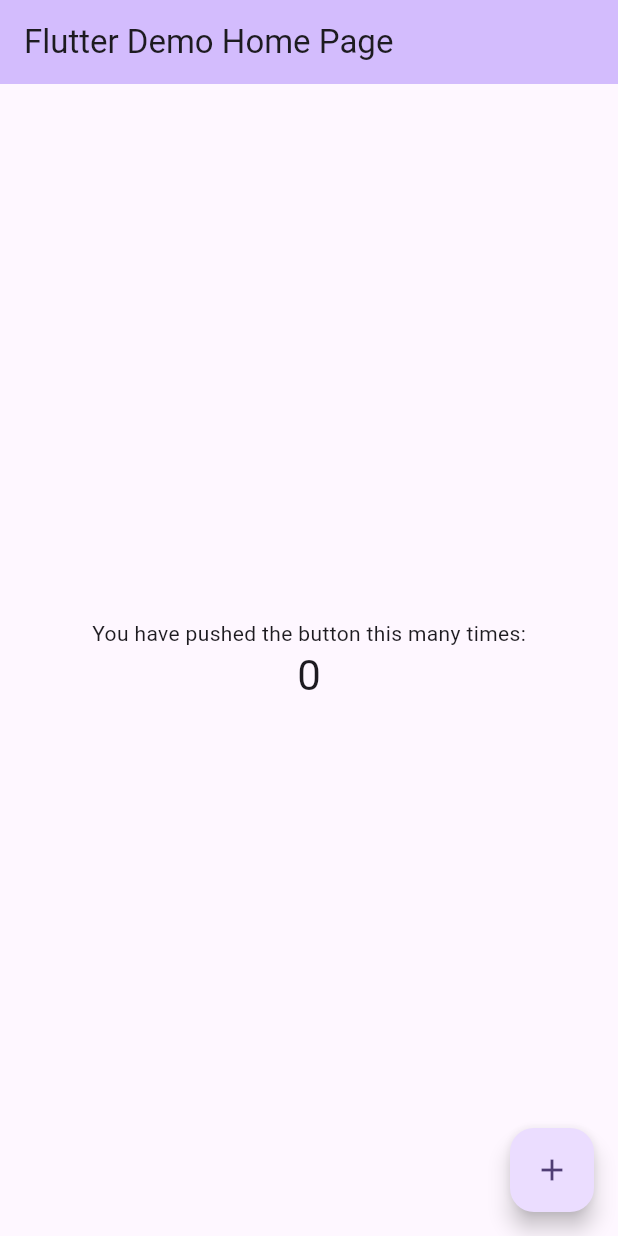
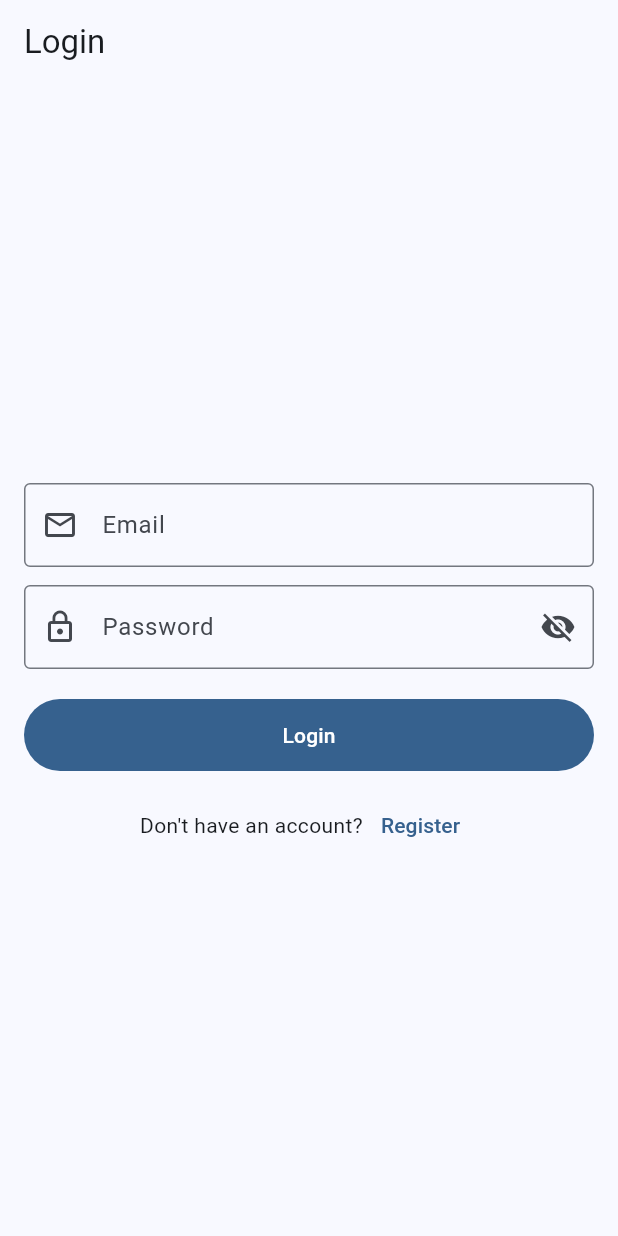
Before and after one commit to muhfaizrahman/final-project-flutter, a Flutter app: the screen it shows after launch, on a phone screen of 412 x 824 dp. Run offline on Flutter 3.47's test engine with Material 3 defaults, Android fonts, the phone set to English and light mode, and no system bars.

Commit message:
add: structure of the app

```diff
--- /dev/null
+++ b/lib/login_page.dart
@@ -0,0 +1,107 @@
+import 'package:flutter/material.dart';
+
+class LoginPage extends StatefulWidget {
+  const LoginPage({super.key});
+
+  @override
+  State<LoginPage> createState() => _LoginPageState();
+}
+
+class _LoginPageState extends State<LoginPage> {
+  final _formKey = GlobalKey<FormState>();
+  final _emailCtrl = TextEditingController();
+  final _passwordCtrl = TextEditingController();
+  bool _obscure = true;
+
+  @override
+  void dispose() {
+    _emailCtrl.dispose();
+    _passwordCtrl.dispose();
+    super.dispose();
+  }
+
+  String? _validateEmail(String? v) {
+    if (v == null || v.trim().isEmpty) return 'Email is required';
+    return null;
+  }
+
+  String? _validatePassword(String? v) {
+    if (v == null || v.isEmpty) return 'Password is required';
+    return null;
+  }
+
+  Future<void> _submit() async {
+    if (!_formKey.currentState!.validate()) return;
+    if (!mounted) return;
+    Navigator.pushReplacementNamed(context, '/home');
+  }
+
+  @override
+  Widget build(BuildContext context) {
+    final spacing = SizedBox(height: 12);
+    return Scaffold(
+      appBar: AppBar(title: const Text('Login')),
+      body: Center(
+        child: ConstrainedBox(
+          constraints: const BoxConstraints(maxWidth: 420),
+          child: Padding(
+            padding: const EdgeInsets.all(16),
+            child: Form(
+              key: _formKey,
+              child: ListView(
+                shrinkWrap: true,
+                children: [
+                  const SizedBox(height: 16),
+                  TextFormField(
+                    controller: _emailCtrl,
+                    keyboardType: TextInputType.emailAddress,
+                    decoration: const InputDecoration(
+                      labelText: 'Email',
+                      prefixIcon: Icon(Icons.email_outlined),
+                      border: OutlineInputBorder(),
+                    ),
+                    validator: _validateEmail,
+                  ),
+                  spacing,
+                  TextFormField(
+                    controller: _passwordCtrl,
+                    obscureText: _obscure,
+                    decoration: InputDecoration(
+                      labelText: 'Password',
+                      prefixIcon: const Icon(Icons.lock_outline),
+                      border: const OutlineInputBorder(),
+                      suffixIcon: IconButton(
+                        onPressed: () => setState(() => _obscure = !_obscure),
+                        icon: Icon(_obscure ? Icons.visibility_off : Icons.visibility),
+                      ),
+                    ),
+                    validator: _validatePassword,
+                  ),
+                  const SizedBox(height: 20),
+                  FilledButton(
+                    onPressed: _submit,
+                    style: FilledButton.styleFrom(minimumSize: const Size.fromHeight(48)),
+                    child: const Text('Login'),
+                  ),
+                  const SizedBox(height: 12),
+                  Row(
+                    mainAxisAlignment: MainAxisAlignment.center,
+                    children: [
+                      const Text("Don't have an account?"),
+                      TextButton(
+                        onPressed: () {
+                          Navigator.pushReplacementNamed(context, '/register');
+                        },
+                        child: const Text('Register'),
+                      ),
+                    ],
+                  ),
+                ],
+              ),
+            ),
+          ),
+        ),
+      ),
+    );
+  }
+}
--- a/lib/main.dart
+++ b/lib/main.dart
@@ -1,122 +1,32 @@
 import 'package:flutter/material.dart';
+import 'login_page.dart';
+import 'register_page.dart';
+import 'tabs_page.dart';
+import 'edit_profile_page.dart';
 
 void main() {
-  runApp(const MyApp());
+  runApp(const MovieApp());
 }
 
-class MyApp extends StatelessWidget {
-  const MyApp({super.key});
+class MovieApp extends StatelessWidget {
+  const MovieApp({super.key});
 
-  // This widget is the root of your application.
   @override
   Widget build(BuildContext context) {
     return MaterialApp(
-      title: 'Flutter Demo',
+      title: 'Catalog Movie App',
+      debugShowCheckedModeBanner: false,
       theme: ThemeData(
-        // This is the theme of your application.
-        //
-        // TRY THIS: Try running your application with "flutter run". You'll see
-        // the application has a purple toolbar. Then, without quitting the app,
-        // try changing the seedColor in the colorScheme below to Colors.green
-        // and then invoke "hot reload" (save your changes or press the "hot
-        // reload" button in a Flutter-supported IDE, or press "r" if you used
-        // the command line to start the app).
-        //
-        // Notice that the counter didn't reset back to zero; the application
-        // state is not lost during the reload. To reset the state, use hot
-        // restart instead.
-        //
-        // This works for code too, not just values: Most code changes can be
-        // tested with just a hot reload.
-        colorScheme: ColorScheme.fromSeed(seedColor: Colors.deepPurple),
+        colorScheme: ColorScheme.fromSeed(seedColor: Colors.blue),
+        useMaterial3: true,
       ),
-      home: const MyHomePage(title: 'Flutter Demo Home Page'),
+      initialRoute: '/login',
+      routes: {
+        '/login': (_) => const LoginPage(),
+        '/register': (_) => const RegisterPage(),
+        '/home': (_) => const TabsPage(),
+        '/edit-profile': (_) => const EditProfilePage(),
+      },
     );
   }
 }
-
-class MyHomePage extends StatefulWidget {
-  const MyHomePage({super.key, required this.title});
-
-  // This widget is the home page of your application. It is stateful, meaning
-  // that it has a State object (defined below) that contains fields that affect
-  // how it looks.
-
-  // This class is the configuration for the state. It holds the values (in this
-  // case the title) provided by the parent (in this case the App widget) and
-  // used by the build method of the State. Fields in a Widget subclass are
-  // always marked "final".
-
-  final String title;
-
-  @override
-  State<MyHomePage> createState() => _MyHomePageState();
-}
-
-class _MyHomePageState extends State<MyHomePage> {
-  int _counter = 0;
-
-  void _incrementCounter() {
-    setState(() {
-      // This call to setState tells the Flutter framework that something has
-      // changed in this State, which causes it to rerun the build method below
-      // so that the display can reflect the updated values. If we changed
-      // _counter without calling setState(), then the build method would not be
-      // called again, and so nothing would appear to happen.
-      _counter++;
-    });
-  }
-
-  @override
-  Widget build(BuildContext context) {
-    // This method is rerun every time setState is called, for instance as done
-    // by the _incrementCounter method above.
-    //
-    // The Flutter framework has been optimized to make rerunning build methods
-    // fast, so that you can just rebuild anything that needs updating rather
-    // than having to individually change instances of widgets.
-    return Scaffold(
-      appBar: AppBar(
-        // TRY THIS: Try changing the color here to a specific color (to
-        // Colors.amber, perhaps?) and trigger a hot reload to see the AppBar
-        // change color while the other colors stay the same.
-        backgroundColor: Theme.of(context).colorScheme.inversePrimary,
-        // Here we take the value from the MyHomePage object that was created by
-        // the App.build method, and use it to set our appbar title.
-        title: Text(widget.title),
-      ),
-      body: Center(
-        // Center is a layout widget. It takes a single child and positions it
-        // in the middle of the parent.
-        child: Column(
-          // Column is also a layout widget. It takes a list of children and
-          // arranges them vertically. By default, it sizes itself to fit its
-          // children horizontally, and tries to be as tall as its parent.
-          //
-          // Column has various properties to control how it sizes itself and
-          // how it positions its children. Here we use mainAxisAlignment to
-          // center the children vertically; the main axis here is the vertical
-          // axis because Columns are vertical (the cross axis would be
-          // horizontal).
-          //
-          // TRY THIS: Invoke "debug painting" (choose the "Toggle Debug Paint"
-          // action in the IDE, or press "p" in the console), to see the
-          // wireframe for each widget.
-          mainAxisAlignment: MainAxisAlignment.center,
-          children: <Widget>[
-            const Text('You have pushed the button this many times:'),
-            Text(
-              '$_counter',
-              style: Theme.of(context).textTheme.headlineMedium,
-            ),
-          ],
-        ),
-      ),
-      floatingActionButton: FloatingActionButton(
-        onPressed: _incrementCounter,
-        tooltip: 'Increment',
-        child: const Icon(Icons.add),
-      ), // This trailing comma makes auto-formatting nicer for build methods.
-    );
-  }
-}
```
Also changed, not shown: lib/edit_profile_page.dart (added, +78 -0 lines), lib/favorites_page.dart (added, +18 -0 lines), lib/now_showing_page.dart (added, +18 -0 lines), lib/register_page.dart (added, +150 -0 lines), lib/tabs_page.dart (added, +68 -0 lines), lib/top_rated_page.dart (added, +18 -0 lines), lib/upcoming_page.dart (added, +18 -0 lines), 1 other file.
